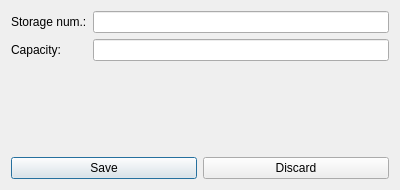
Qt form storageeditdialog.ui (NuarkNoir/sea_transport) before a commit.
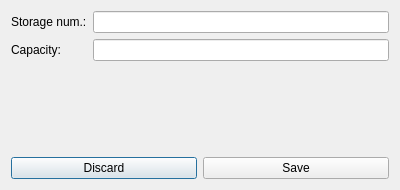
The same form after that commit.

Commit message: Update UI controls IDs

```diff
--- a/storageeditdialog.ui
+++ b/storageeditdialog.ui
@@ -54,19 +54,19 @@
    <item>
     <layout class="QHBoxLayout" name="horizontalLayout">
      <item>
-      <widget class="QPushButton" name="pushButton">
-       <property name="text">
-        <string>Save</string>
-       </property>
-      </widget>
-     </item>
-     <item>
-      <widget class="QPushButton" name="pushButton_2">
+      <widget class="QPushButton" name="btn_discard">
        <property name="text">
         <string>Discard</string>
        </property>
       </widget>
      </item>
+     <item>
+      <widget class="QPushButton" name="btn_save">
+       <property name="text">
+        <string>Save</string>
+       </property>
+      </widget>
+     </item>
     </layout>
    </item>
   </layout>
```
Left out of the diff: 4 changed lines with no effect on the pictures. The commit also changes 4 other files.
